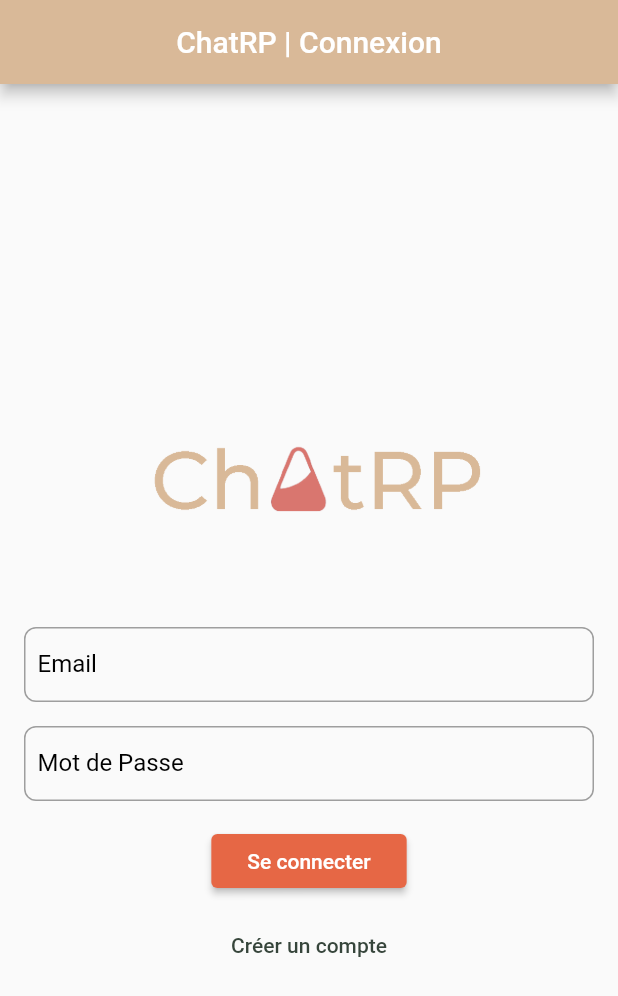
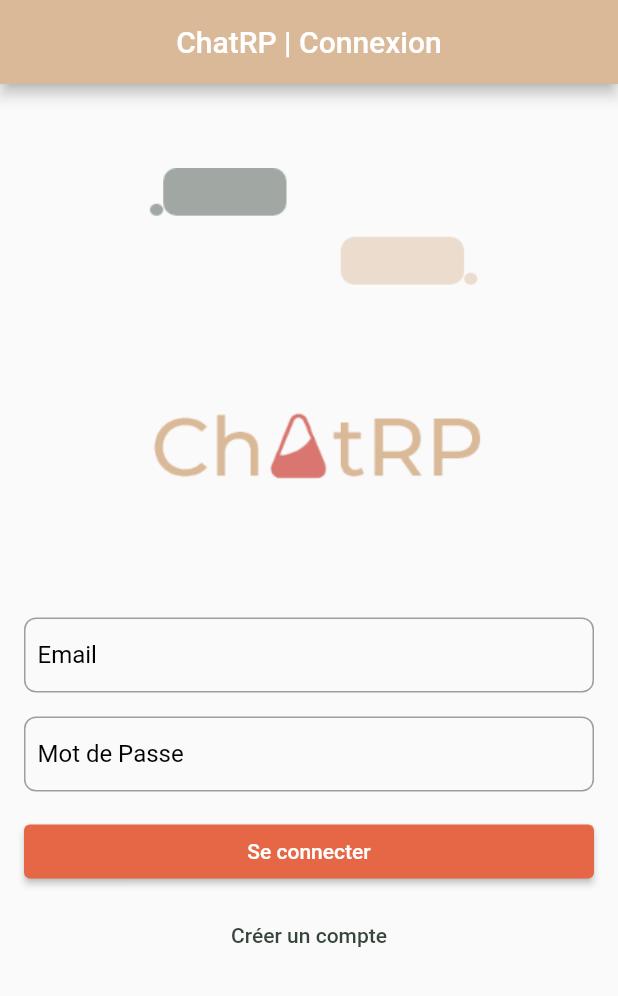
Before and after one commit to JulienArcioni89/chatrp, a Flutter app: the screen it shows after launch, on a phone screen of 412 x 824 dp. Shown: the top 996 px of the screen. Run offline on Flutter 3.47's test engine with Material 2 defaults, Android fonts, the light colour scheme and no system bars; our stand-ins replace jwt_decoder.

Commit message:
Modification style page login

```diff
--- a/mydigitalgpt/lib/login.dart
+++ b/mydigitalgpt/lib/login.dart
@@ -2,7 +2,6 @@ import 'package:flutter/material.dart';
 import 'dart:convert';
 import 'package:http/http.dart' as http;
 import 'package:mydigitalgpt/homePage.dart';
-import 'dart:async';
 
 class LoginPage extends StatefulWidget {
   @override
@@ -98,15 +97,17 @@ class _LoginPageState extends State<LoginPage> {
         centerTitle: true,
         backgroundColor: Color(0xFFD9B998),
       ),
-      body: Padding(
+      body: SingleChildScrollView(
+        child: Padding(
           padding: const EdgeInsets.all(16.0),
           child: Column(
-          mainAxisAlignment: MainAxisAlignment.center,
+            crossAxisAlignment: CrossAxisAlignment.stretch,
             children: [
               Container(
-              margin: EdgeInsets.all(0),
-              child: Image.asset('assets/chatRP_logo.png'),
+                margin: EdgeInsets.only(top: 40.0), // Ajoute une marge supérieure de 32.0
+                child: Image.asset('assets/logo_conv.png'),
               ),
+              const SizedBox(height: 16.0),
               AnimatedContainer(
                 duration: Duration(milliseconds: 200),
                 decoration: BoxDecoration(
@@ -125,7 +126,7 @@ class _LoginPageState extends State<LoginPage> {
                     labelStyle: TextStyle(
                       color: _isUsernameFocused ? Colors.black : Colors.black,
                     ),
-                  contentPadding: EdgeInsets.only(left: 8.0), // Ajoute une marge de 8.0 à gauche
+                    contentPadding: EdgeInsets.only(left: 8.0),
                   ),
                   onTap: () {
                     setState(() {
@@ -134,7 +135,6 @@ class _LoginPageState extends State<LoginPage> {
                     });
                   },
                 ),
-
               ),
               const SizedBox(height: 16.0),
               AnimatedContainer(
@@ -156,7 +156,7 @@ class _LoginPageState extends State<LoginPage> {
                     labelStyle: TextStyle(
                       color: _isUsernameFocused ? Colors.black : Colors.black,
                     ),
-                  contentPadding: EdgeInsets.only(left: 8.0), // Ajoute une marge de 8.0 à gauche
+                    contentPadding: EdgeInsets.only(left: 8.0),
                   ),
                   onTap: () {
                     setState(() {
@@ -189,6 +189,7 @@ class _LoginPageState extends State<LoginPage> {
             ],
           ),
         ),
+      ),
     );
   }
 }
--- a/mydigitalgpt/pubspec.yaml
+++ b/mydigitalgpt/pubspec.yaml
@@ -62,6 +62,7 @@ dev_dependencies:
 flutter:
   assets:
     - assets/chatRP_logo.png
+    - assets/logo_conv.png
 
   # The following line ensures that the Material Icons font is
   # included with your application, so that you can use the icons in
```
Also changed, not shown: mydigitalgpt/assets/logo_conv.png (added). Lines whose indentation alone changed are shown as unchanged.
